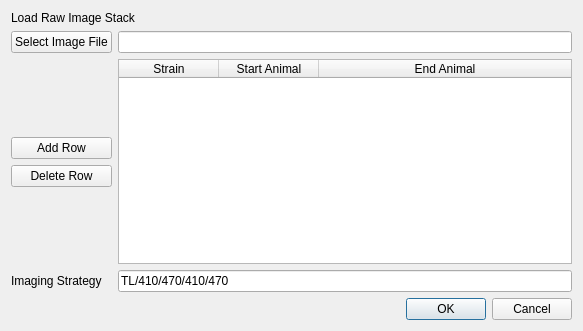
Old version of the form python/gui/qt_ui_files/load_raw_image.ui in the repository ApfeldLab/pharynx_redox.
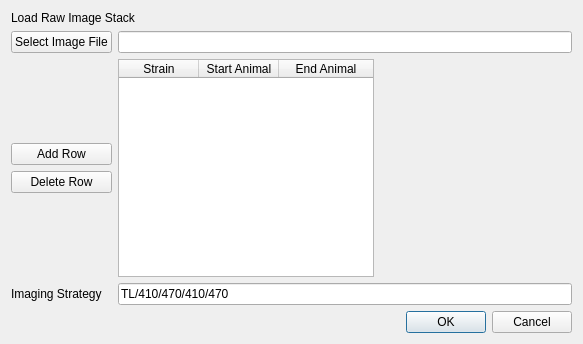
New version of the form. Custom widgets are drawn as their Qt base class.

Commit message: back strain map GUI with pandas

Diff of the .ui file:
```diff
--- a/python/gui/qt_ui_files/load_raw_image.ui
+++ b/python/gui/qt_ui_files/load_raw_image.ui
@@ -7,7 +7,7 @@
     <x>0</x>
     <y>0</y>
     <width>583</width>
-    <height>331</height>
+    <height>344</height>
    </rect>
   </property>
   <property name="windowTitle">
@@ -26,14 +26,14 @@
    </item>
    <item row="1" column="0">
     <layout class="QGridLayout" name="gridLayout">
-     <item row="3" column="1">
+     <item row="4" column="1">
       <widget class="QLineEdit" name="imagingStrategyLineEdit">
        <property name="text">
         <string>TL/410/470/410/470</string>
        </property>
       </widget>
      </item>
-     <item row="3" column="0">
+     <item row="4" column="0">
       <widget class="QLabel" name="label_2">
        <property name="text">
         <string>Imaging Strategy</string>
@@ -47,7 +47,7 @@
        </property>
       </widget>
      </item>
-     <item row="2" column="0">
+     <item row="3" column="0">
       <layout class="QVBoxLayout" name="verticalLayout">
        <item>
         <spacer name="verticalSpacer_2">
@@ -94,11 +94,25 @@
      <item row="0" column="1">
       <widget class="QLineEdit" name="imageFileLineEdit"/>
      </item>
-     <item row="2" column="1">
+     <item row="3" column="1">
+      <layout class="QHBoxLayout" name="horizontalLayout_2">
+       <item>
       <widget class="TableWidget" name="strainTable">
+         <property name="sizePolicy">
+          <sizepolicy hsizetype="Fixed" vsizetype="Expanding">
+           <horstretch>0</horstretch>
+           <verstretch>0</verstretch>
+          </sizepolicy>
+         </property>
        <property name="sortingEnabled">
         <bool>false</bool>
        </property>
+         <attribute name="horizontalHeaderCascadingSectionResizes">
+          <bool>false</bool>
+         </attribute>
+         <attribute name="horizontalHeaderDefaultSectionSize">
+          <number>80</number>
+         </attribute>
        <attribute name="horizontalHeaderShowSortIndicator" stdset="0">
         <bool>false</bool>
        </attribute>
@@ -125,6 +139,21 @@
        </column>
       </widget>
      </item>
+       <item>
+        <spacer name="horizontalSpacer">
+         <property name="orientation">
+          <enum>Qt::Horizontal</enum>
+         </property>
+         <property name="sizeHint" stdset="0">
+          <size>
+           <width>40</width>
+           <height>20</height>
+          </size>
+         </property>
+        </spacer>
+       </item>
+      </layout>
+     </item>
     </layout>
    </item>
    <item row="0" column="0">
```
Left out of the diff: 17 changed lines with no effect on the pictures. Lines whose indentation alone changed are shown as unchanged. The commit also changes 3 other files.
